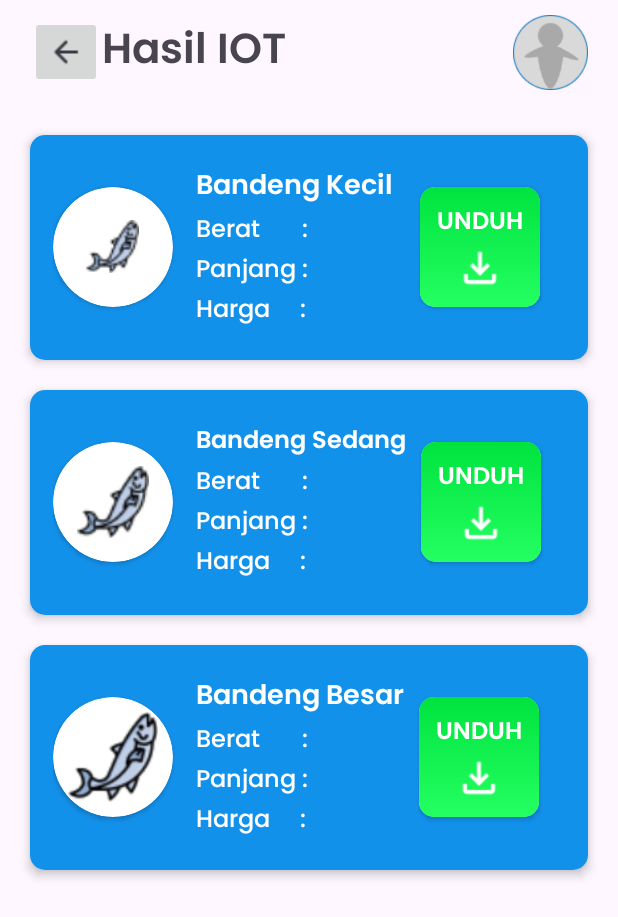
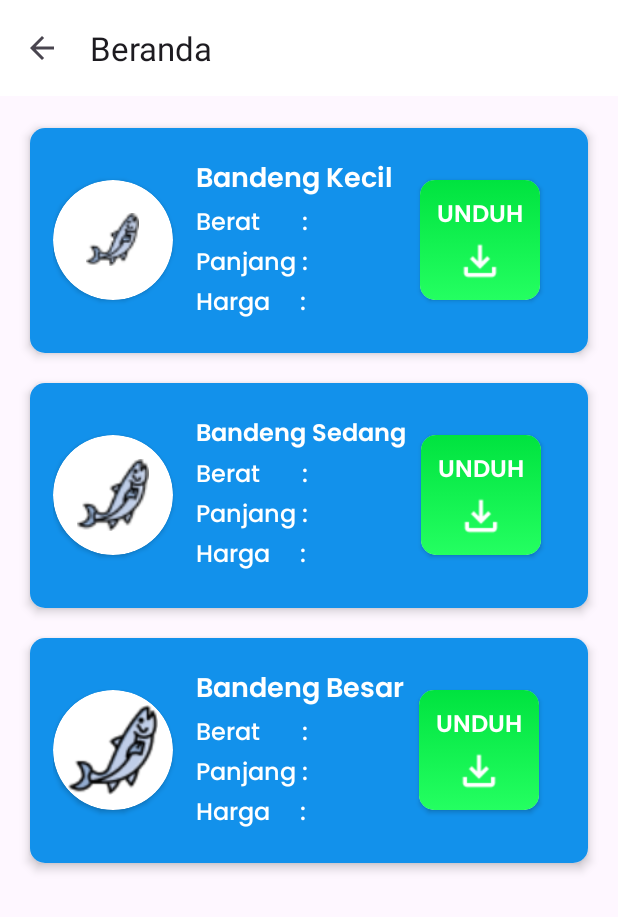
Before and after one commit to TanNicholas80/aplikasi_DBandeng, an Android app: the hasil_iot screen opened directly, with no data from a screen before it, on a phone screen of 412 x 824 dp. Shown: the top 917 px of the screen. Run offline under Robolectric (Android 15) with nearby library versions, the phone set to English and light mode, and no system bars.

Commit message:
Fixing searchview on actionbar & masih error bagian Edit Profile

```diff
--- a/app/build.gradle.kts
+++ b/app/build.gradle.kts
@@ -9,6 +9,7 @@ android {
 
     buildFeatures{
         dataBinding = true
+        viewBinding = true
     }
 
     defaultConfig {
--- a/app/src/main/java/com/example/dbandeng/adaptor/CRUD_AdaptorProduk.java
+++ b/app/src/main/java/com/example/dbandeng/adaptor/CRUD_AdaptorProduk.java
@@ -29,6 +29,11 @@ public class CRUD_AdaptorProduk extends RecyclerView.Adapter<CRUD_AdaptorProduk.
         return new CRUD_AdaptorProduk.myViewHolder(view);
     }
 
+    public void onApplySearch(ArrayList<ModulProduk> produkArrayList) {
+        this.produkArrayList = produkArrayList;
+        notifyDataSetChanged();
+    }
+
     @Override
     public void onBindViewHolder(@NonNull CRUD_AdaptorProduk.myViewHolder holder, int position) {
         holder.nama_produk.setText(produkArrayList.get(position).getNama_produk());
--- a/app/src/main/java/com/example/dbandeng/adaptor/landing_AdaptorNews.java
+++ b/app/src/main/java/com/example/dbandeng/adaptor/landing_AdaptorNews.java
@@ -17,6 +17,11 @@ public class landing_AdaptorNews extends RecyclerView.Adapter<landing_AdaptorNew
     ArrayList<ModulNews> NewsArrayList;
     public landing_AdaptorNews(ArrayList<ModulNews> NewsArrayList) {
         this.NewsArrayList = NewsArrayList;
+    }
+
+    public void onApplySearch(ArrayList<ModulNews> NewsArrayList) {
+        this.NewsArrayList = NewsArrayList;
+        notifyDataSetChanged();
     }
 
     @NonNull
--- a/app/src/main/java/com/example/dbandeng/hasil_iot.kt
+++ b/app/src/main/java/com/example/dbandeng/hasil_iot.kt
@@ -1,11 +1,19 @@
 package com.example.dbandeng
 
+import android.os.Bundle
 import androidx.appcompat.app.AppCompatActivity
-import android.os.Bundle
+import androidx.appcompat.widget.Toolbar
 
 class hasil_iot : AppCompatActivity() {
+    private lateinit var hasilToolbar: Toolbar
     override fun onCreate(savedInstanceState: Bundle?) {
         super.onCreate(savedInstanceState)
         setContentView(R.layout.activity_hasil_iot)
+        // setup action bar
+        hasilToolbar = findViewById(R.id.hasil_iot_toolbar)
+        setSupportActionBar(hasilToolbar)
+
+        supportActionBar!!.setDisplayHomeAsUpEnabled(true)
+        supportActionBar!!.title = "Beranda"
     }
 }
--- /dev/null
+++ b/app/src/main/res/drawable/search_actionbar.xml
@@ -0,0 +1,5 @@
+<vector android:height="24dp" android:tint="#000000"
+    android:viewportHeight="24" android:viewportWidth="24"
+    android:width="24dp" xmlns:android="http://schemas.android.com/apk/res/android">
+    <path android:fillColor="@android:color/white" android:pathData="M15.5,14h-0.79l-0.28,-0.27C15.41,12.59 16,11.11 16,9.5 16,5.91 13.09,3 9.5,3S3,5.91 3,9.5 5.91,16 9.5,16c1.61,0 3.09,-0.59 4.23,-1.57l0.27,0.28v0.79l5,4.99L20.49,19l-4.99,-5zM9.5,14C7.01,14 5,11.99 5,9.5S7.01,5 9.5,5 14,7.01 14,9.5 11.99,14 9.5,14z"/>
+</vector>
--- a/app/src/main/res/layout/activity_crud_product.xml
+++ b/app/src/main/res/layout/activity_crud_product.xml
@@ -6,7 +6,10 @@
     android:layout_height="match_parent"
     tools:context=".CRUD_Product"
     android:orientation="vertical">
-
+    <include
+        android:id="@+id/CRUD_toolbar"
+        layout="@layout/toolbar"
+    />
     <RelativeLayout
         android:id="@+id/crud_actionbar"
         android:layout_alignParentTop="true"
--- a/app/src/main/res/layout/activity_hasil_iot.xml
+++ b/app/src/main/res/layout/activity_hasil_iot.xml
@@ -6,45 +6,16 @@
     android:layout_width="match_parent"
     android:layout_height="match_parent"
     tools:context=".hasil_iot">
+    <include
+        android:id="@+id/hasil_iot_toolbar"
+        layout="@layout/toolbar"
+    />
     <LinearLayout
+        android:layout_marginTop="65dp"
         android:layout_width="match_parent"
         android:layout_height="match_parent"
         android:orientation="vertical"
     >
-        <LinearLayout
-            android:layout_width="match_parent"
-            android:layout_height="wrap_content"
-            android:orientation="horizontal"
-            android:paddingHorizontal="20dp"
-            android:paddingVertical="10dp"
-        >
-            <ImageButton
-                android:layout_width="48dp"
-                android:layout_height="48dp"
-                android:src="@drawable/arrow_back"
-                android:layout_gravity="center"
-            />
-            <TextView
-                android:layout_width="wrap_content"
-                android:layout_height="wrap_content"
-                android:text="Hasil IOT"
-                android:textSize="28dp"
-                android:layout_gravity="center"
-                android:fontFamily="@font/poppins_semibold"
-            />
-            <LinearLayout
-                android:layout_width="match_parent"
-                android:layout_height="wrap_content"
-                android:gravity="end"
-            >
-                <ImageView
-                    android:layout_width="50dp"
-                    android:layout_height="50dp"
-                    android:layout_gravity="center"
-                    android:src="@drawable/icon_user"
-                />
-            </LinearLayout>
-        </LinearLayout>
         <androidx.cardview.widget.CardView
             android:layout_width="match_parent"
             android:layout_height="150dp"
--- a/app/src/main/res/layout/activity_landing_page_product.xml
+++ b/app/src/main/res/layout/activity_landing_page_product.xml
@@ -6,7 +6,12 @@
     android:layout_width="match_parent"
     android:layout_height="match_parent"
     tools:context=".landing_page_product">
+    <include
+        android:id="@+id/produk_toolbar"
+        layout="@layout/toolbar"
+    />
     <ScrollView
+        android:layout_marginTop="65dp"
         android:layout_width="match_parent"
         android:layout_height="match_parent" >
         <androidx.recyclerview.widget.RecyclerView
```
Also changed, not shown: app/src/main/AndroidManifest.xml (+15 -5 lines), app/src/main/java/com/example/dbandeng/CRUD_Product.java (+52 -1 lines), app/src/main/java/com/example/dbandeng/adaptor/Adaptor_Product.java (+7 -0 lines), app/src/main/java/com/example/dbandeng/contact_us.kt (+8 -0 lines), app/src/main/java/com/example/dbandeng/kelola_iot.kt (+9 -1 lines), app/src/main/java/com/example/dbandeng/landing_page_news.kt (+49 -0 lines), app/src/main/java/com/example/dbandeng/landing_page_product.kt (+48 -0 lines), app/src/main/res/layout/activity_contact_us.xml (+13 -3 lines), app/src/main/res/layout/activity_kelola_iot.xml (+5 -22 lines), app/src/main/res/layout/activity_landing_page_news.xml (+26 -0 lines), app/src/main/res/layout/recyclerview_news.xml (+2 -7 lines), app/src/main/res/menu/menu_dbandeng.xml (added, +13 -0 lines).
